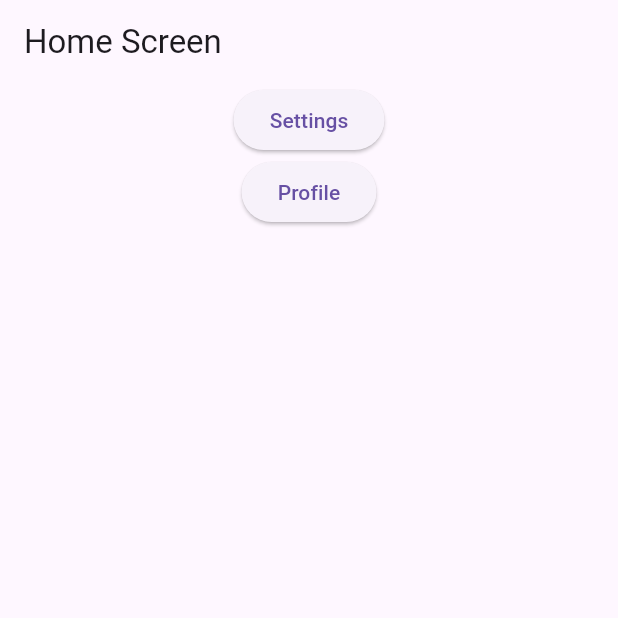
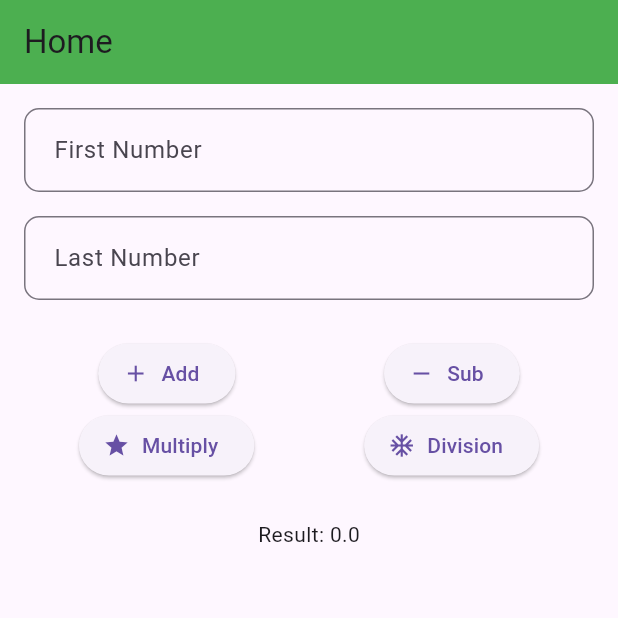
Before and after one commit to mdnahidhasan999/flutter_live, a Flutter app: the screen it shows after launch, on a phone screen of 412 x 824 dp, the top half of it. Run offline on Flutter 3.47's test engine with Material 3 defaults, Android fonts, the phone set to English and light mode, and no system bars.

Commit message:
named navigator

```diff
--- /dev/null
+++ b/lib/home_screen.dart
@@ -0,0 +1,117 @@
+import 'package:flutter/material.dart';
+
+class HomeScreen extends StatefulWidget {
+  const HomeScreen({super.key});
+
+  @override
+  State<HomeScreen> createState() => _HomeScreenState();
+}
+
+class _HomeScreenState extends State<HomeScreen> {
+  final TextEditingController _firstNumberController = TextEditingController();
+  final TextEditingController _lastNumberController = TextEditingController();
+  double _result = 0;
+
+  @override
+  Widget build(BuildContext context) {
+    return Scaffold(
+      appBar: AppBar(title: Text('Home')),
+      body: Padding(
+        padding: const EdgeInsets.all(16),
+        child: Column(
+          children: [
+            TextField(
+              controller: _firstNumberController,
+              decoration: InputDecoration(
+                labelText: 'First Number',
+                hintText: 'Enter your first number',
+              ),
+              keyboardType: TextInputType.number,
+            ),
+            SizedBox(height: 16), // Add spacing between fields()
+            TextField(
+              controller: _lastNumberController,
+              decoration: InputDecoration(
+                labelText: 'Last Number',
+                hintText: 'Enter your last number',
+              ),
+              keyboardType: TextInputType.number,
+            ),
+            SizedBox(height: 25),
+            Row(
+              mainAxisAlignment: MainAxisAlignment.spaceAround,
+              children: [
+                ElevatedButton.icon(
+                  onPressed: _addNumbers,
+                  icon: Icon(Icons.add),
+                  label: Text('Add'),
+                ),
+                ElevatedButton.icon(
+                  onPressed: _subNumbers,
+                  icon: Icon(Icons.remove),
+                  label: Text('Sub'),
+                ),
+              ],
+            ),
+            Row(
+              mainAxisAlignment: MainAxisAlignment.spaceAround,
+              children: [
+                ElevatedButton.icon(
+                  onPressed: _multiPly,
+                  icon: Icon(Icons.star),
+                  label: Text('Multiply'),
+                ),
+                ElevatedButton.icon(
+                  onPressed: _division,
+                  icon: Icon(Icons.ac_unit_outlined),
+                  label: Text('Division'),
+                ),
+              ],
+            ),
+            SizedBox(height: 25),
+            Text('Result: $_result'),
+          ],
+        ),
+      ),
+    );
+  }
+
+  void _addNumbers() {
+    final firstNumber = double.tryParse(_firstNumberController.text) ?? 0;
+    final lastNumber = double.tryParse(_lastNumberController.text) ?? 0;
+    setState(() {
+      _result = firstNumber + lastNumber;
+    });
+  }
+
+  void _subNumbers() {
+    final firstNumber = double.tryParse(_firstNumberController.text) ?? 0;
+    final lastNumber = double.tryParse(_lastNumberController.text) ?? 0;
+    setState(() {
+      _result = firstNumber - lastNumber;
+    });
+  }
+
+  void _multiPly() {
+    final firstNumber = double.tryParse(_firstNumberController.text) ?? 0;
+    final lastNumber = double.tryParse(_lastNumberController.text) ?? 0;
+    setState(() {
+      _result = firstNumber * lastNumber;
+    });
+  }
+
+  void _division() {
+    final firstNumber = double.tryParse(_firstNumberController.text) ?? 0;
+    final lastNumber = double.tryParse(_lastNumberController.text) ?? 0;
+    setState(() {
+      _result = firstNumber / lastNumber;
+    });
+  }
+
+  @override
+  void dispose() {
+    _firstNumberController.dispose();
+    _lastNumberController.dispose();
+    super.dispose();
+  }
+}
--- a/lib/main.dart
+++ b/lib/main.dart
@@ -1,101 +1,33 @@
 import 'package:flutter/material.dart';
 
+import 'home_screen.dart';
+
 void main() {
-  runApp(MyApp());
+  runApp(CalculatorApp());
 }
 
-class MyApp extends StatelessWidget {
-  const MyApp({super.key});
+class CalculatorApp extends StatelessWidget {
+  const CalculatorApp({super.key});
 
   @override
   Widget build(BuildContext context) {
     return MaterialApp(
-      routes: {
-        '/': (context) => const HomeScreen(),
-        '/profile': (context) => const ProfileScreen(),
-        '/settings': (context) => const SettingsScreen(),
-      },
-    );
-  }
-}
-
-class HomeScreen extends StatelessWidget {
-  const HomeScreen({super.key});
-
-  @override
-  Widget build(BuildContext context) {
-    return Scaffold(
-      appBar: AppBar(title: const Text('Home Screen')),
-      body: Center(
-        child: Column(
-          children: [
-            ElevatedButton(
-              onPressed: () {
-                Navigator.pushNamed(context, '/settings');
-              },
-              child: const Text('Settings'),
-            ),
-            ElevatedButton(
-              onPressed: () {
-                Navigator.pushReplacementNamed(context, '/profile');
-              },
-              child: const Text('Profile'),
-            ),
-          ],
+      title: 'Calculator',
+      home: HomeScreen(),
+      theme: ThemeData(
+        appBarTheme: AppBarTheme(backgroundColor: Colors.green),
+        inputDecorationTheme: InputDecorationTheme(
+          border: OutlineInputBorder(
+            borderRadius: BorderRadius.circular(10),
+            borderSide: BorderSide(color: Colors.red),
+          ),
+          focusedBorder: OutlineInputBorder(
+            borderRadius: BorderRadius.circular(10),
+            borderSide: BorderSide(color: Colors.blue),
+          ),
+          contentPadding: EdgeInsets.all(16),
         ),
       ),
     );
   }
 }
-
-class ProfileScreen extends StatelessWidget {
-  const ProfileScreen({super.key});
-
-  @override
-  Widget build(BuildContext context) {
-    return Scaffold(
-      appBar: AppBar(title: const Text('Profile Screen')),
-      body: Center(
-        child: Column(
-          children: [
-            ElevatedButton(
-              onPressed: () {
-                Navigator.pushNamedAndRemoveUntil(
-                  context,
-                  '/',
-                  (route) => false,
-                );
-              },
-              child: const Text('Back to Home'),
-            ),
-            ElevatedButton(
-              onPressed: () {
-                Navigator.pushNamed(context, '/settings');
-              },
-              child: const Text('Settings'),
-            ),
-          ],
-        ),
-      ),
-    );
-  }
-}
-
-class SettingsScreen extends StatelessWidget {
-  const SettingsScreen({super.key});
-
-  @override
-  Widget build(BuildContext context) {
-    return Scaffold(
-      appBar: AppBar(title: const Text('Settings Screen')),
-      body: Center(
-        child: Column(
-          children: [
-            ElevatedButton(onPressed: () {}, child: const Text('Profile')),
-            ElevatedButton(onPressed: () {}, child: const Text('Back to Home')),
-          ],
-        ),
-      ),
-    );
-  }
-}
```
